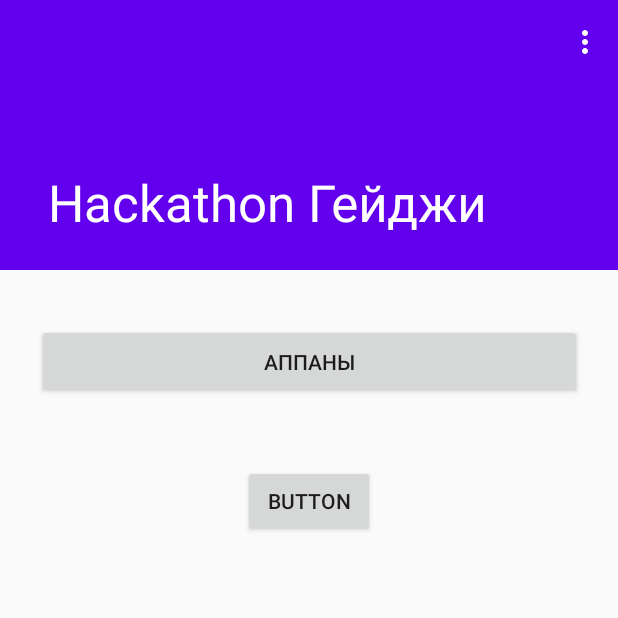
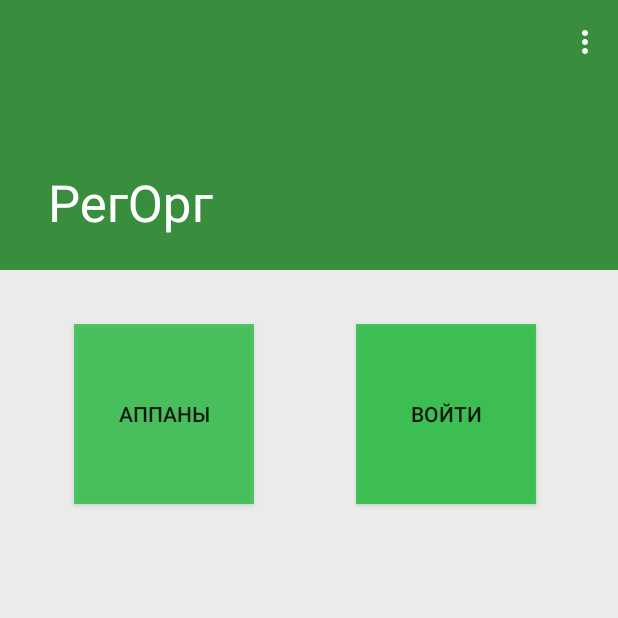
Before and after one commit to zesheee/Hackathon, an Android app: the screen it shows after launch (ScrollingActivity), on a phone screen of 412 x 824 dp, the top half of it. Run offline under Robolectric (Android 15) with nearby library versions, the phone set to English and light mode, and no system bars.

```diff
--- a/app/src/main/AndroidManifest.xml
+++ b/app/src/main/AndroidManifest.xml
@@ -1,6 +1,8 @@
 <?xml version="1.0" encoding="utf-8"?>
 <manifest xmlns:android="http://schemas.android.com/apk/res/android"
     package="com.example.hackathon">
+
+    <uses-permission android:name="android.permission.INTERNET" />
 
     <application
         android:allowBackup="true"
@@ -9,7 +11,8 @@
         android:roundIcon="@mipmap/ic_launcher_round"
         android:supportsRtl="true"
         android:theme="@style/AppTheme">
-        <activity android:name=".ActivityAppany"></activity>
+        <activity android:name=".LoginActivity"></activity>
+        <activity android:name=".ActivityAppany" />
         <activity
             android:name=".ScrollingActivity"
             android:label="@string/app_name"
--- a/app/src/main/java/com/example/hackathon/ScrollingActivity.java
+++ b/app/src/main/java/com/example/hackathon/ScrollingActivity.java
@@ -17,7 +17,7 @@ import android.widget.TextView;
 
 public class ScrollingActivity extends AppCompatActivity implements View.OnClickListener {
 
-    Button btnAppany;
+    Button btnAppany, btnLogin;
 
     @Override
     public void onCreate(Bundle savedInstanceState) {
@@ -28,6 +28,8 @@ public class ScrollingActivity extends AppCompatActivity implements View.OnClick
 
         btnAppany = (Button) findViewById(R.id.Appany); //найти кнопку в лэйоут
         btnAppany.setOnClickListener(this); //присвоить обработчик
+        btnLogin = (Button) findViewById(R.id.btnLogin); //найти кнопку в лэйоут
+        btnLogin.setOnClickListener(this); //присвоить обработчик
     }
 
     @Override
@@ -36,6 +38,10 @@ public class ScrollingActivity extends AppCompatActivity implements View.OnClick
             case R.id.Appany:
                 Intent intent = new Intent(this, ActivityAppany.class);
                 startActivity(intent);
+                break;
+            case R.id.btnLogin:
+                Intent intent_2 = new Intent(this, LoginActivity.class);
+                startActivity(intent_2);
                 break;
         }
     }
--- /dev/null
+++ b/app/src/main/res/color/toolbar_color.xml
@@ -0,0 +1,4 @@
+<?xml version="1.0" encoding="utf-8"?>
+<selector xmlns:android="http://schemas.android.com/apk/res/android">
+
+</selector>
--- a/app/src/main/res/layout/activity_scrolling.xml
+++ b/app/src/main/res/layout/activity_scrolling.xml
@@ -5,6 +5,7 @@
     android:layout_width="match_parent"
     android:layout_height="match_parent"
     android:fitsSystemWindows="true"
+    android:background="#ebebeb"
     tools:context=".ScrollingActivity">
 
     <com.google.android.material.appbar.AppBarLayout
@@ -18,8 +19,8 @@
             android:id="@+id/toolbar_layout"
             android:layout_width="match_parent"
             android:layout_height="match_parent"
+            android:background="#FF388E3C"
             android:fitsSystemWindows="true"
-            app:contentScrim="?attr/colorPrimary"
             app:layout_scrollFlags="scroll|exitUntilCollapsed"
             app:toolbarId="@+id/toolbar">
 
@@ -27,6 +28,7 @@
                 android:id="@+id/toolbar"
                 android:layout_width="match_parent"
                 android:layout_height="?attr/actionBarSize"
+                android:background="#FF388E3C"
                 app:layout_collapseMode="pin"
                 app:popupTheme="@style/AppTheme.PopupOverlay" />
 
--- a/app/src/main/res/layout/content_scrolling.xml
+++ b/app/src/main/res/layout/content_scrolling.xml
@@ -11,25 +11,26 @@
 
     <Button
         android:id="@+id/Appany"
-        android:layout_width="363dp"
-        android:layout_height="50dp"
+        android:layout_width="120dp"
+        android:layout_height="120dp"
         android:layout_marginTop="36dp"
-        android:layout_marginBottom="44dp"
+        android:background="#B012BC2E"
         android:text="@string/Appany_name"
-        app:layout_constraintBottom_toTopOf="@+id/button3"
         app:layout_constraintEnd_toEndOf="parent"
-        app:layout_constraintHorizontal_bias="0.506"
+        app:layout_constraintHorizontal_bias="0.17"
         app:layout_constraintStart_toStartOf="parent"
         app:layout_constraintTop_toTopOf="parent"
         tools:text="Аппаны" />
 
     <Button
-        android:id="@+id/button3"
-        android:layout_width="wrap_content"
-        android:layout_height="wrap_content"
-        android:layout_marginTop="44dp"
-        android:text="Button"
+        android:id="@+id/btnLogin"
+        android:layout_width="120dp"
+        android:layout_height="120dp"
+        android:layout_marginTop="36dp"
+        android:background="#C112BC2E"
+        android:text="@string/Войти"
         app:layout_constraintEnd_toEndOf="parent"
+        app:layout_constraintHorizontal_bias="0.813"
         app:layout_constraintStart_toStartOf="parent"
-        app:layout_constraintTop_toBottomOf="@+id/Appany" />
+        app:layout_constraintTop_toTopOf="parent" />
 </androidx.constraintlayout.widget.ConstraintLayout>
--- a/app/src/main/res/values/colors.xml
+++ b/app/src/main/res/values/colors.xml
@@ -3,4 +3,6 @@
     <color name="colorPrimary">#6200EE</color>
     <color name="colorPrimaryDark">#3700B3</color>
     <color name="colorAccent">#03DAC5</color>
+    <color name="colorGreen">#559d8f</color>
+    <color name="colorGreen2">#559D8F</color>
 </resources>
--- a/app/src/main/res/values/strings.xml
+++ b/app/src/main/res/values/strings.xml
@@ -1,5 +1,5 @@
 <resources>
-    <string name="app_name">Hackathon Гейджи</string>
+    <string name="app_name">РегОрг</string>
     <string name="large_text">
         "Material is the metaphor.\n\n"
 
@@ -101,4 +101,5 @@
     <string name="hello_first_fragment">Hello first fragment</string>
     <string name="hello_second_fragment">Hello second fragment. Arg: %1$s</string>
     <string name="title_activity_appany_card">ActivityAppanyCard</string>
+    <string name="Войти">Войти</string>
 </resources>
```
Also changed, not shown: app/src/main/java/com/example/hackathon/LoginActivity.java (added, +86 -0 lines), app/src/main/res/layout/activity_login.xml (added, +104 -0 lines).
